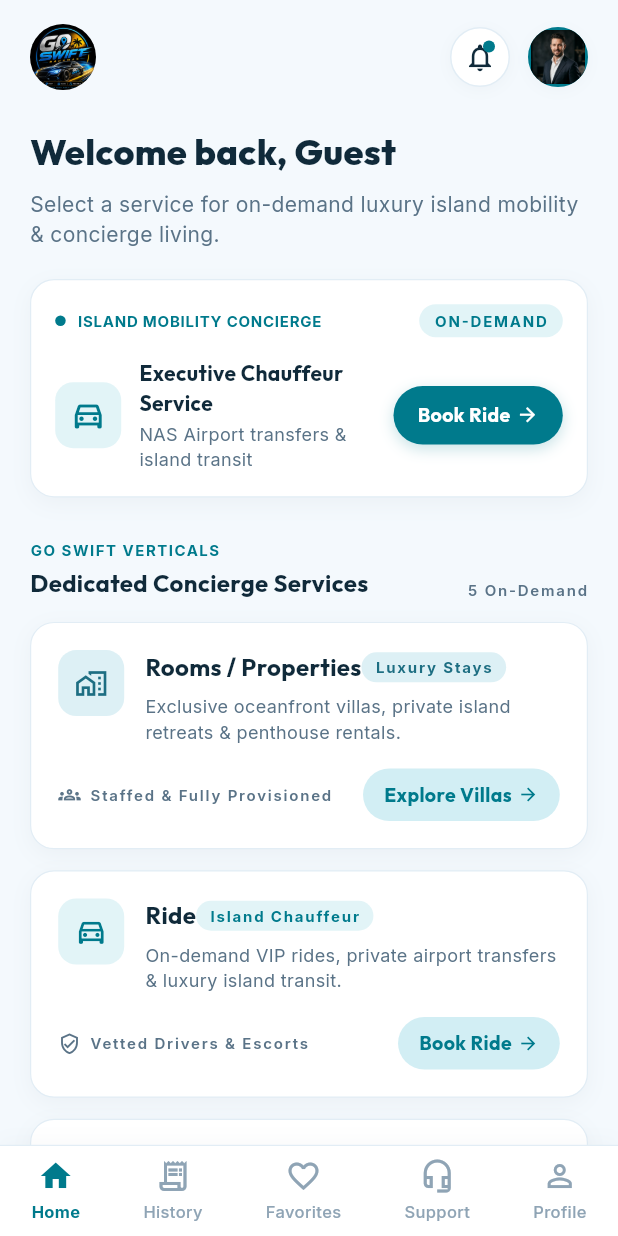
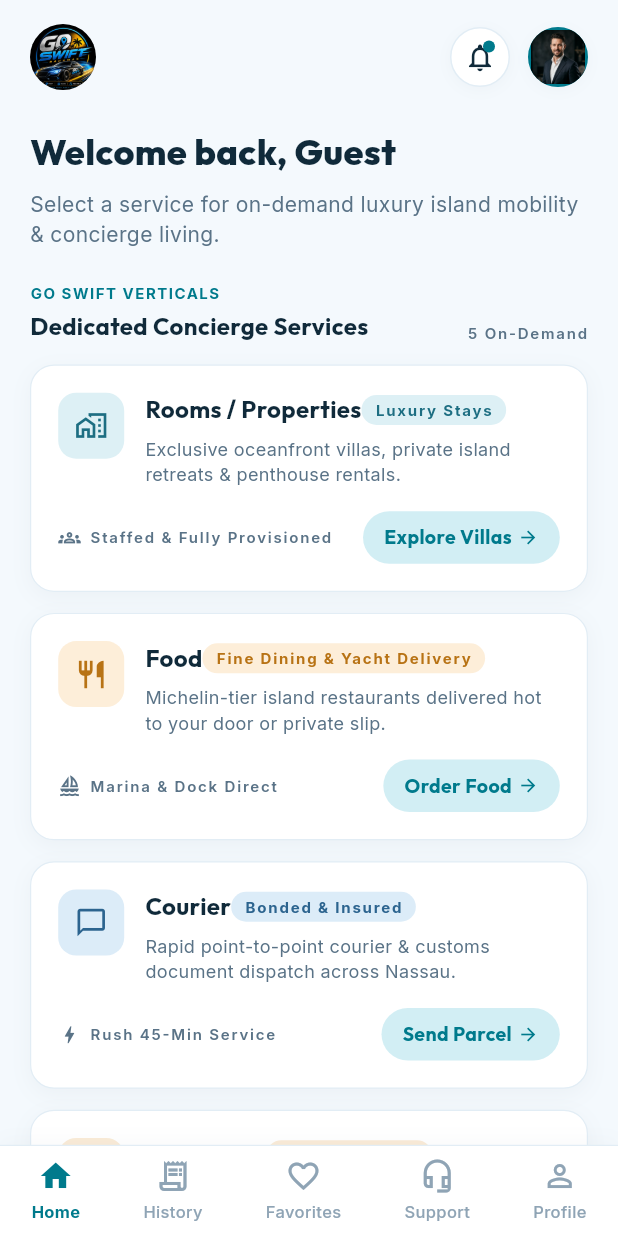
Before and after one commit to Mehedi259/Go-Swift, a Flutter app: the CustomerHubScreen screen opened by its route, on a phone screen of 412 x 824 dp. Run offline on Flutter 3.47's test engine with Material 3 defaults, Android fonts, the phone set to English and light mode, and no system bars; our stand-ins replace flutter_map, google_fonts, image_picker, latlong2, shared_preferences; accounts and stored records are empty; network calls fail.

Commit message:
refactor: remove duplicate top ride banner and move Ride section below Car Rental in Customer Hub

```diff
--- a/lib/features/customer/hub/customer_hub_screen.dart
+++ b/lib/features/customer/hub/customer_hub_screen.dart
@@ -196,7 +196,8 @@
               ),
             ),
 
-            // Active Dispatch Card (Live or Quick Dispatch)
+            // Active Dispatch Card (Only shown when there is an active ride in progress)
+            if (_activeRide != null)
               Padding(
                 padding: const EdgeInsets.fromLTRB(20, 20, 20, 0),
                 child: Container(
@@ -207,8 +208,7 @@
                     border: Border.all(color: AppColors.border, width: 0.8),
                     boxShadow: AppColors.cardShadow,
                   ),
-                child: _activeRide != null
-                    ? Column(
+                  child: Column(
                     children: [
                       Row(
                         mainAxisAlignment: MainAxisAlignment.spaceBetween,
@@ -305,106 +305,13 @@
                         ],
                       ),
                     ],
-                      )
-                    : Column(
-                        children: [
-                          Row(
-                            mainAxisAlignment: MainAxisAlignment.spaceBetween,
-                            children: [
-                              Row(
-                                children: [
-                                  Container(width: 7, height: 7, decoration: const BoxDecoration(color: AppColors.primaryTeal, shape: BoxShape.circle)),
-                                  const SizedBox(width: 8),
-                                  Text(
-                                    'ISLAND MOBILITY CONCIERGE',
-                                    style: AppTextStyles.labelSmall.copyWith(
-                                      color: AppColors.cyan,
-                                      fontWeight: FontWeight.bold,
-                                      letterSpacing: 0.5,
-                                    ),
-                                  ),
-                                ],
-                              ),
-                              Container(
-                                padding: const EdgeInsets.symmetric(horizontal: 10, vertical: 4),
-                                decoration: BoxDecoration(
-                                  color: AppColors.badgeTeal,
-                                  borderRadius: BorderRadius.circular(12),
-                                ),
-                                child: Text(
-                                  'ON-DEMAND',
-                                  style: AppTextStyles.labelSmall.copyWith(color: AppColors.primaryTeal, fontWeight: FontWeight.bold),
-                                ),
-                              ),
-                            ],
-                          ),
-                          const SizedBox(height: 14),
-                          Row(
-                            children: [
-                              Container(
-                                width: 44,
-                                height: 44,
-                                decoration: BoxDecoration(
-                                  color: AppColors.badgeTeal,
-                                  borderRadius: BorderRadius.circular(12),
-                                ),
-                                child: const Icon(Icons.directions_car_outlined, color: AppColors.primaryTeal, size: 24),
-                              ),
-                              const SizedBox(width: 12),
-                              Expanded(
-                                child: Column(
-                                  crossAxisAlignment: CrossAxisAlignment.start,
-                                  children: [
-                                    Text(
-                                      'Executive Chauffeur Service',
-                                      style: AppTextStyles.titleMedium.copyWith(color: AppColors.textPrimary, fontWeight: FontWeight.bold),
-                                    ),
-                                    const SizedBox(height: 2),
-                                    Text(
-                                      'NAS Airport transfers & island transit',
-                                      style: AppTextStyles.bodySmall.copyWith(color: AppColors.textSecondary),
-                                    ),
-                                  ],
-                                ),
-                              ),
-                              const SizedBox(width: 8),
-                              GestureDetector(
-                                onTap: () => Navigator.pushNamed(context, '/customer/ride/booking'),
-                                child: Container(
-                                  padding: const EdgeInsets.symmetric(horizontal: 16, vertical: 10),
-                                  decoration: BoxDecoration(
-                                    color: AppColors.cyan,
-                                    borderRadius: BorderRadius.circular(20),
-                                    boxShadow: [
-                                      BoxShadow(
-                                        color: AppColors.cyan.withValues(alpha: 0.22),
-                                        blurRadius: 8,
-                                        offset: const Offset(0, 3),
-                                      ),
-                                    ],
-                                  ),
-                                  child: Row(
-                                    children: [
-                                      Text(
-                                        'Book Ride',
-                                        style: AppTextStyles.titleMedium.copyWith(color: Colors.white, fontSize: 13, fontWeight: FontWeight.bold),
-                                      ),
-                                      const SizedBox(width: 4),
-                                      const Icon(Icons.arrow_forward, color: Colors.white, size: 15),
-                                    ],
-                                  ),
-                                ),
-                              ),
-                            ],
-                          ),
-                        ],
                   ),
                 ),
               ),
 
             // Verticals Header
             Padding(
-              padding: const EdgeInsets.fromLTRB(20, 28, 20, 14),
+              padding: EdgeInsets.fromLTRB(20, _activeRide != null ? 28 : 22, 20, 14),
               child: Row(
                 mainAxisAlignment: MainAxisAlignment.spaceBetween,
                 crossAxisAlignment: CrossAxisAlignment.end,
@@ -454,21 +361,6 @@
                   ),
                   _buildServiceCard(
                     context: context,
-                    icon: Icons.directions_car_outlined,
-                    iconBgColor: AppColors.cyanLight,
-                    iconColor: AppColors.cyan,
-                    title: 'Ride',
-                    badge: 'Island Chauffeur',
-                    badgeBgColor: AppColors.cyanLight,
-                    badgeTextColor: AppColors.cyan,
-                    description: 'On-demand VIP rides, private airport transfers & luxury island transit.',
-                    footerIcon: Icons.verified_user_outlined,
-                    footerText: 'Vetted Drivers & Escorts',
-                    buttonLabel: 'Book Ride',
-                    route: '/customer/ride/booking',
-                  ),
-                  _buildServiceCard(
-                    context: context,
                     icon: Icons.restaurant_outlined,
                     iconBgColor: AppColors.goldLight,
                     iconColor: AppColors.gold,
@@ -511,6 +403,21 @@
                     footerText: 'Tarmac FBO Handover',
                     buttonLabel: 'Select Vehicle',
                     route: '/customer/car-rental/search',
+                  ),
+                  _buildServiceCard(
+                    context: context,
+                    icon: Icons.directions_car_outlined,
+                    iconBgColor: AppColors.cyanLight,
+                    iconColor: AppColors.cyan,
+                    title: 'Ride',
+                    badge: 'Island Chauffeur',
+                    badgeBgColor: AppColors.cyanLight,
+                    badgeTextColor: AppColors.cyan,
+                    description: 'On-demand VIP rides, private airport transfers & luxury island transit.',
+                    footerIcon: Icons.verified_user_outlined,
+                    footerText: 'Vetted Drivers & Escorts',
+                    buttonLabel: 'Book Ride',
+                    route: '/customer/ride/booking',
                   ),
                 ],
               ),
```
Lines whose indentation alone changed are shown as unchanged.
